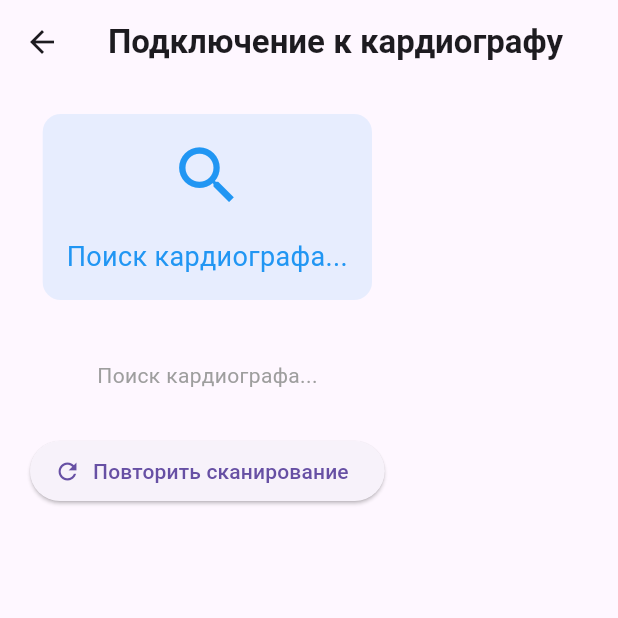
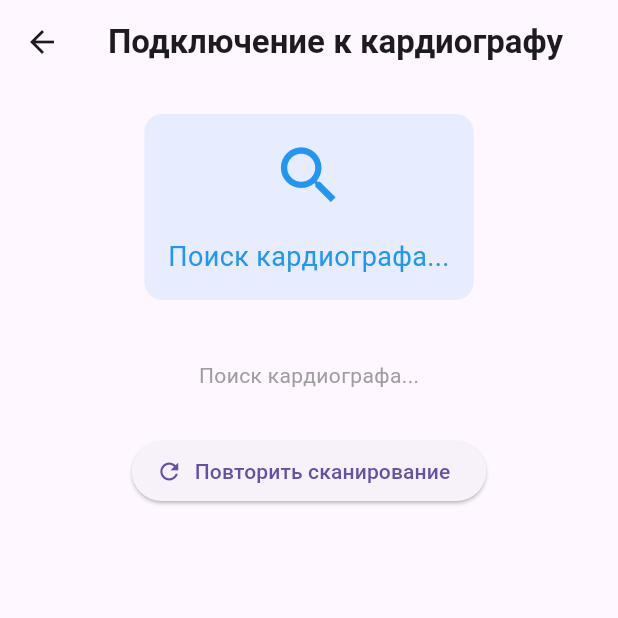
Before and after one commit to fttsr/KardiX-Flutter, a Flutter app: the BluetoothConnectionScreen screen opened by its route, on a phone screen of 412 x 824 dp, the top half of it. Run offline on Flutter 3.47's test engine with Material 3 defaults, Android fonts, the phone set to English and light mode, and no system bars; our stand-ins replace flutter_blue_plus, hive_flutter, open_file, permission_handler; accounts and stored records are empty; Roboto replaces fonts that are missing (Quicksand).

Commit message:
finding devices is now centered

```diff
--- a/lib/pages/bluetooth_connection.dart
+++ b/lib/pages/bluetooth_connection.dart
@@ -290,7 +290,9 @@ class _BluetoothConnectionScreenState
 
         Navigator.pushReplacement(
           context,
-          MaterialPageRoute(builder: (context) => EcgScreen()),
+          MaterialPageRoute(
+            builder: (context) => EcgScreen(device: device),
+          ),
         );
       });
     } catch (e) {
@@ -311,9 +313,11 @@ class _BluetoothConnectionScreenState
 
   Widget _deviceList() {
     if (_devices.isEmpty) {
-      return Padding(
+      return Center(
+        child: Padding(
           padding: const EdgeInsets.symmetric(vertical: 20),
           child: Column(
+            // mainAxisAlignment: MainAxisAlignment.center,
             children: [
               Text(
                 _connectionState == ConnectionState.active
@@ -341,6 +345,7 @@ class _BluetoothConnectionScreenState
                 onPressed: _startScanning,
               ),
             ],
+          ),
         ),
       );
     }
```
Lines whose indentation alone changed are shown as unchanged.
